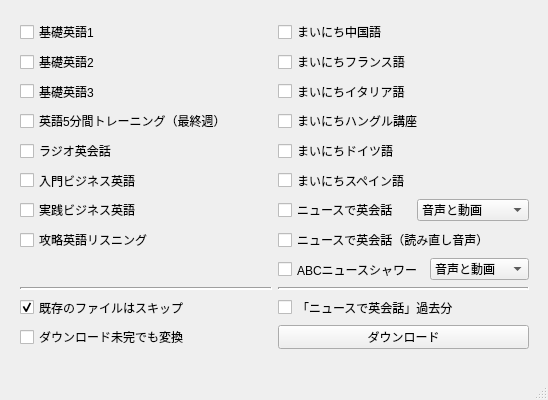
CSReviser/CaptureStream, file mainwindow.ui: the form before one commit.
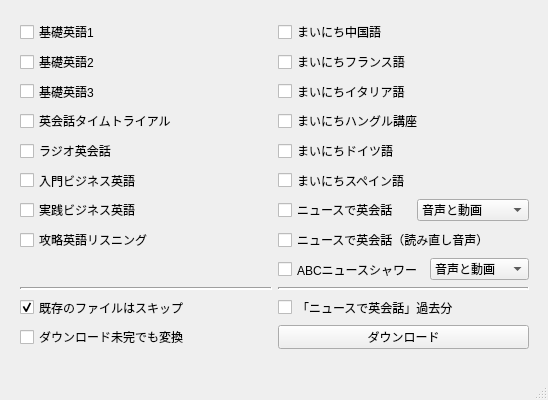
The form after the commit.

Commit message: 「英会話タイムトライアル」サポート

Patch:
```diff
--- a/mainwindow.ui
+++ b/mainwindow.ui
@@ -72,7 +72,7 @@
      <item row="3" column="0">
       <widget class="QCheckBox" name="checkBox_3">
        <property name="text">
-        <string>英語5分間トレーニング（最終週）</string>
+        <string>英会話タイムトライアル</string>
        </property>
       </widget>
      </item>
```
The commit also changes 4 other files.
